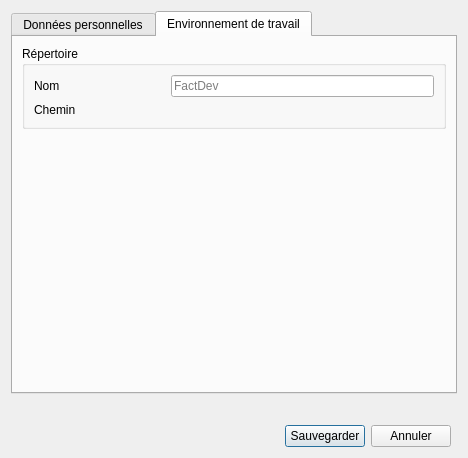
This is src/gui/dialogs/userdatadialog.ui in FACT-Team/FactDev as Qt 5 draws it before an edit. The edited form follows.
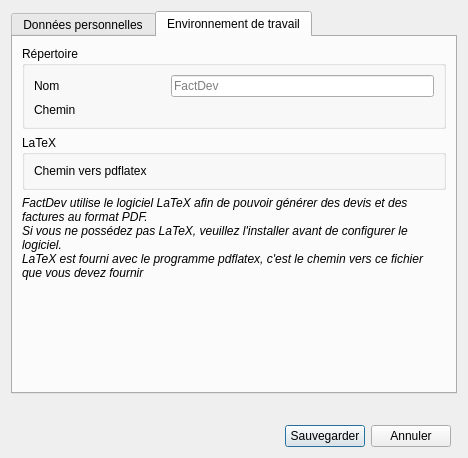
This is the edited form. Icons and pictures are not drawn. Custom widgets are drawn as their Qt base class.

Commit message: Can change pdflatex command in userdatadialog

What changed in the file:
```diff
--- a/src/gui/dialogs/userdatadialog.ui
+++ b/src/gui/dialogs/userdatadialog.ui
@@ -289,6 +289,25 @@
        <string>Environnement de travail</string>
       </attribute>
       <layout class="QGridLayout" name="gridLayout_4">
+       <item row="1" column="1">
+        <widget class="QGroupBox" name="groupBox_3">
+         <property name="title">
+          <string>LaTeX</string>
+         </property>
+         <layout class="QGridLayout" name="gridLayout_6">
+          <item row="0" column="0" rowspan="2">
+           <widget class="QLabel" name="label">
+            <property name="text">
+             <string>Chemin vers pdflatex</string>
+            </property>
+           </widget>
+          </item>
+          <item row="0" column="1" rowspan="2" colspan="2">
+           <widget class="Gui::Widgets::Path::ChoseFileWidget" name="wdgPdflatex" native="true"/>
+          </item>
+         </layout>
+        </widget>
+       </item>
        <item row="0" column="1">
         <widget class="QGroupBox" name="groupBox_2">
          <property name="title">
@@ -322,7 +341,7 @@
          </layout>
         </widget>
        </item>
-       <item row="1" column="1">
+       <item row="3" column="1">
         <spacer name="verticalSpacer">
          <property name="orientation">
           <enum>Qt::Vertical</enum>
@@ -335,6 +354,16 @@
          </property>
         </spacer>
        </item>
+       <item row="2" column="1">
+        <widget class="QLabel" name="label_2">
+         <property name="text">
+          <string>&lt;html&gt;&lt;head/&gt;&lt;body&gt;&lt;p&gt;&lt;span style=&quot; font-style:italic;&quot;&gt;FactDev utilise le logiciel LaTeX afin de pouvoir générer des devis et des factures au format PDF.&lt;br/&gt;Si vous ne possédez pas LaTeX, veuillez l'installer avant de configurer le logiciel. &lt;br/&gt;LaTeX est fourni avec le programme pdflatex, c'est le chemin vers ce fichier que vous devez fournir&lt;/span&gt;&lt;/p&gt;&lt;/body&gt;&lt;/html&gt;</string>
+         </property>
+         <property name="wordWrap">
+          <bool>true</bool>
+         </property>
+        </widget>
+       </item>
       </layout>
      </widget>
     </widget>
@@ -411,6 +440,15 @@
     <slot>fieldTextChanged(QString)</slot>
    </slots>
   </customwidget>
+  <customwidget>
+   <class>Gui::Widgets::Path::ChoseFileWidget</class>
+   <extends>QWidget</extends>
+   <header>gui/widgets/path/chosefilewidget.h</header>
+   <container>1</container>
+   <slots>
+    <signal>textChanged()</signal>
+   </slots>
+  </customwidget>
   <customwidget>
    <class>Gui::Widgets::Path::ChoseDirectoryWidget</class>
    <extends>QWidget</extends>
```
Left out of the diff: 78 changed lines with no effect on the pictures. The commit also changes 2 other files.
